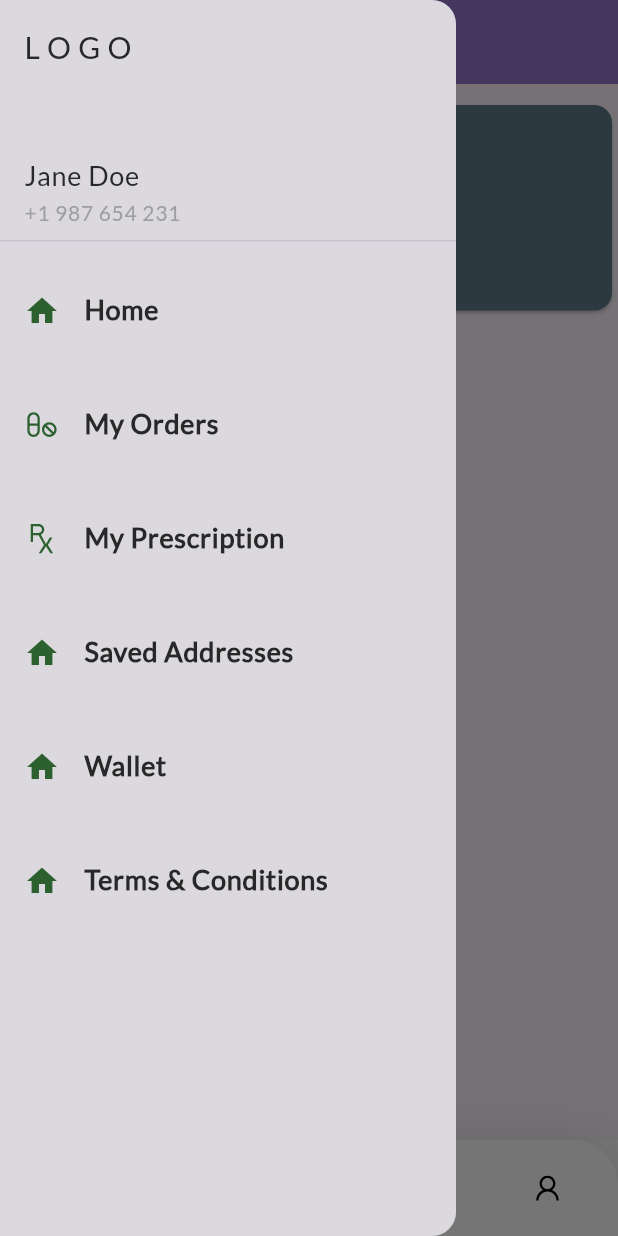
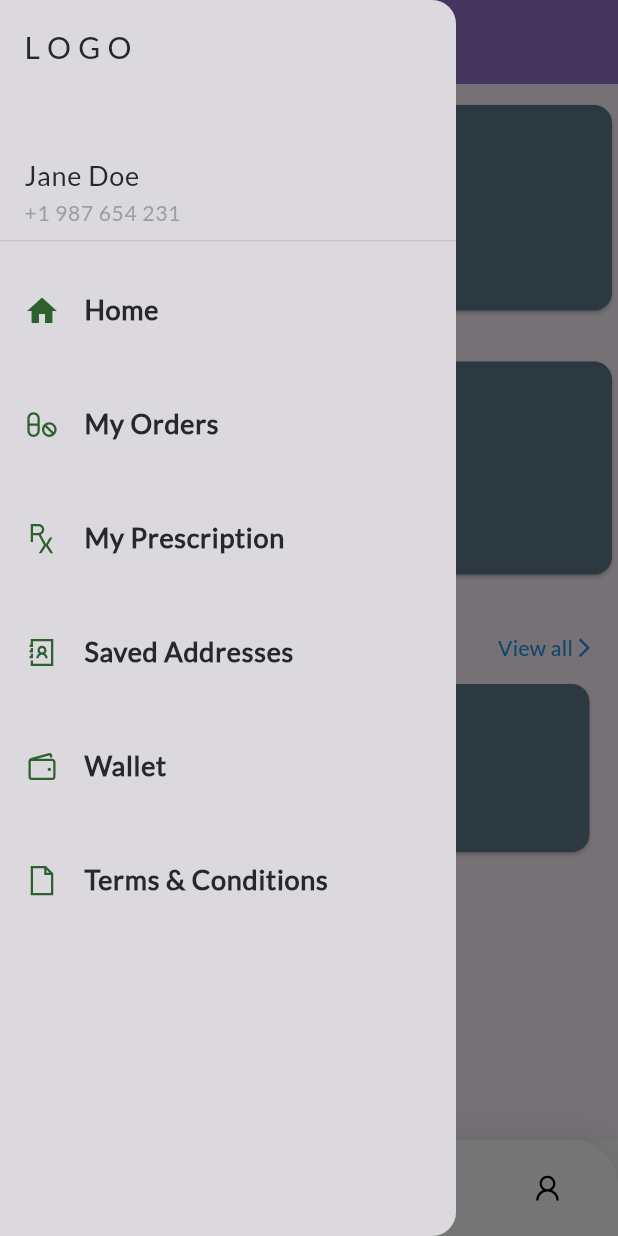
Before and after one commit to caxtonmbuvi/Hospital, a Flutter app: the LandingPage screen opened by its route, with the side drawer open, on a phone screen of 412 x 824 dp. Run offline on Flutter 3.47's test engine with Material 3 defaults, Android fonts, the phone set to English and light mode, and no system bars; drawn by our look-alikes of google_nav_bar; our stand-ins replace flutter_bloc, line_icons, readmore.

Commit message:
first commit

```diff
--- a/lib/exports.dart
+++ b/lib/exports.dart
@@ -18,3 +18,4 @@ export 'features/home/home.dart';
 export '../../gen/fonts.gen.dart';
 export 'general/widgets/apptext.dart';
 export 'general/widgets/nav_drawer.dart';
+export '../features/prescriptions/ui/prescription_detail.dart';
--- a/lib/features/home/home.dart
+++ b/lib/features/home/home.dart
@@ -1,6 +1,8 @@
 import 'dart:async';
 
 import 'package:flutter/material.dart';
+import 'package:hospital/exports.dart';
+import 'package:hospital/general/widgets/apptext.dart';
 
 class HomeScreen extends StatefulWidget {
   const HomeScreen({super.key});
@@ -9,7 +11,7 @@ class HomeScreen extends StatefulWidget {
   State<HomeScreen> createState() => _HomeScreenState();
 }
 
-class _HomeScreenState extends State<HomeScreen> with TickerProviderStateMixin{
+class _HomeScreenState extends State<HomeScreen> with TickerProviderStateMixin {
   late PageController _pageController;
   late Timer _timer;
   int currentindex = 0;
@@ -47,6 +49,7 @@ class _HomeScreenState extends State<HomeScreen> with TickerProviderStateMixin{
     _pageController.dispose();
     super.dispose();
   }
+
   @override
   Widget build(BuildContext context) {
     return Scaffold(
@@ -71,7 +74,7 @@ class _HomeScreenState extends State<HomeScreen> with TickerProviderStateMixin{
                         setState(() {});
                       },
                       itemBuilder: (context, index) {
-                        return Container(
+                        return const SizedBox(
                           height: 300,
                           child: Card(
                             color: Colors.blueGrey,
@@ -91,6 +94,64 @@ class _HomeScreenState extends State<HomeScreen> with TickerProviderStateMixin{
                 ],
               ),
             ),
+            const SizedBox(
+              height: 10,
+            ),
+            SizedBox(
+                  width: MediaQuery.sizeOf(context).width,
+                  height: 150,
+                  child: const Card(
+                    color: Colors.blueGrey,
+                  ),
+                ),
+            Padding(
+              padding: const EdgeInsets.all(15),
+              child: Column(
+                crossAxisAlignment: CrossAxisAlignment.start,
+                children: [
+
+                  const SizedBox(
+                    height: 20,
+                  ),
+                  Row(
+                    mainAxisAlignment: MainAxisAlignment.spaceBetween,
+                    children: [
+                      AppText.text('Health Category'),
+                      Row(
+                        children: [
+                          AppText.text('View all', color: Colors.blue,),
+                          const Icon(
+                            Icons.arrow_forward_ios,
+                            size: 15,
+                            color: Colors.blue,
+                          ),
+                        ],
+                      )
+                    ],
+                  ),
+                  const SizedBox(height: 10,),
+                  GridView.builder(
+                    shrinkWrap: true,
+                    physics: const NeverScrollableScrollPhysics(),
+                    itemCount: 3,
+                    gridDelegate: const SliverGridDelegateWithFixedCrossAxisCount(
+                        crossAxisCount: 3,
+                        childAspectRatio: 1.0,
+                        crossAxisSpacing: 10,
+                        mainAxisSpacing: 10,
+                        mainAxisExtent: 120.0),
+                    itemBuilder: (context, index) {
+                      return GestureDetector(
+                        onTap: () => Navigator.pushNamed(context, Routes.singlePrescription),
+                        child: Card(
+                          color: Colors.blueGrey,
+                        ),
+                      );
+                    },
+                  ),
+                ],
+              ),
+            )
           ],
         ),
       ),
--- a/lib/gen/assets.gen.dart
+++ b/lib/gen/assets.gen.dart
@@ -16,6 +16,10 @@ class $AssetsImagesGen {
   AssetGenImage get doctorBag =>
       const AssetGenImage('assets/images/doctor_bag.png');
 
+  /// File path: assets/images/hospital.png
+  AssetGenImage get hospital =>
+      const AssetGenImage('assets/images/hospital.png');
+
   /// File path: assets/images/medical_result.png
   AssetGenImage get medicalResult =>
       const AssetGenImage('assets/images/medical_result.png');
@@ -33,7 +37,7 @@ class $AssetsImagesGen {
 
   /// List of all assets
   List<AssetGenImage> get values =>
-      [doctorBag, medicalResult, medicine, stethoscope, surgeon];
+      [doctorBag, hospital, medicalResult, medicine, stethoscope, surgeon];
 }
 
 class Assets {
--- a/lib/general/widgets/nav_drawer.dart
+++ b/lib/general/widgets/nav_drawer.dart
@@ -1,5 +1,3 @@
-
-
 import '../../exports.dart';
 
 class NavDrawer extends StatelessWidget {
@@ -19,53 +17,103 @@ class NavDrawer extends StatelessWidget {
               mainAxisAlignment: MainAxisAlignment.center,
               crossAxisAlignment: CrossAxisAlignment.start,
               children: [
-                  AppText.text('L O G O', fontSize: 20,),
+                AppText.text(
+                  'L O G O',
+                  fontSize: 20,
+                ),
                 const Spacer(),
-                  AppText.text('Jane Doe', fontSize: 18,),
-                  AppText.text('+1 987 654 231', color: Colors.grey,)
+                AppText.text(
+                  'Jane Doe',
+                  fontSize: 18,
+                ),
+                AppText.text(
+                  '+1 987 654 231',
+                  color: Colors.grey,
+                )
               ],
-              )
-            ),
+            )),
             Padding(
               padding: const EdgeInsets.symmetric(vertical: 10),
               child: ListTile(
-                leading: Icon(Icons.home, color: const Color.fromARGB(255, 44, 96, 46),),
-                title: AppText.text('Home', fontSize: 18, fontWeight: FontWeight.bold,),
+                leading: const Icon(
+                  Icons.home,
+                  color: Color.fromARGB(255, 44, 96, 46),
+                ),
+                title: AppText.text(
+                  'Home',
+                  fontSize: 18,
+                  fontWeight: FontWeight.bold,
+                ),
               ),
             ),
             Padding(
               padding: const EdgeInsets.symmetric(vertical: 10),
               child: ListTile(
-                leading: Icon(LineIcons.pills, color: const Color.fromARGB(255, 44, 96, 46),),
-                title: AppText.text('My Orders', fontSize: 18, fontWeight: FontWeight.bold,),
+                leading: const Icon(
+                  LineIcons.pills,
+                  color: Color.fromARGB(255, 44, 96, 46),
+                ),
+                title: AppText.text(
+                  'My Orders',
+                  fontSize: 18,
+                  fontWeight: FontWeight.bold,
+                ),
               ),
             ),
             Padding(
               padding: const EdgeInsets.symmetric(vertical: 10),
               child: ListTile(
-                leading: Icon(LineIcons.prescription, color: const Color.fromARGB(255, 44, 96, 46),),
-                title: AppText.text('My Prescription', fontSize: 18, fontWeight: FontWeight.bold,),
+                leading: const Icon(
+                  LineIcons.prescription,
+                  color: Color.fromARGB(255, 44, 96, 46),
+                ),
+                title: AppText.text(
+                  'My Prescription',
+                  fontSize: 18,
+                  fontWeight: FontWeight.bold,
+                ),
               ),
             ),
             Padding(
               padding: const EdgeInsets.symmetric(vertical: 10),
               child: ListTile(
-                leading: Icon(Icons.home, color: const Color.fromARGB(255, 44, 96, 46),),
-                title: AppText.text('Saved Addresses', fontSize: 18, fontWeight: FontWeight.bold,),
+                leading: const Icon(
+                  LineIcons.addressBook,
+                  color: Color.fromARGB(255, 44, 96, 46),
+                ),
+                title: AppText.text(
+                  'Saved Addresses',
+                  fontSize: 18,
+                  fontWeight: FontWeight.bold,
+                ),
               ),
             ),
             Padding(
               padding: const EdgeInsets.symmetric(vertical: 10),
               child: ListTile(
-                leading: Icon(Icons.home, color: const Color.fromARGB(255, 44, 96, 46),),
-                title: AppText.text('Wallet', fontSize: 18, fontWeight: FontWeight.bold,),
+                leading: const Icon(
+                  LineIcons.wallet,
+                  color: Color.fromARGB(255, 44, 96, 46),
+                ),
+                title: AppText.text(
+                  'Wallet',
+                  fontSize: 18,
+                  fontWeight: FontWeight.bold,
+                ),
               ),
             ),
             Padding(
               padding: const EdgeInsets.symmetric(vertical: 10),
               child: ListTile(
-                leading: Icon(Icons.home, color: const Color.fromARGB(255, 44, 96, 46),),
-                title: AppText.text('Terms & Conditions', fontSize: 18, fontWeight: FontWeight.bold,),
+                leading: const Icon(
+                  LineIcons.file,
+                  color: Color.fromARGB(255, 44, 96, 46),
+                ),
+                title: AppText.text(
+                  'Terms & Conditions',
+                  fontSize: 18,
+                  fontWeight: FontWeight.bold,
+                ),
               ),
             ),
           ],
--- a/lib/routes/app_routes.dart
+++ b/lib/routes/app_routes.dart
@@ -10,5 +10,6 @@ class AppRoutes {
     Routes.register: (context) => const RegisterScreen(),
     Routes.forgot_password: (context) => const ForgotPasswordScreen(),
     Routes.login: (context) => const LoginScreen(),
+    Routes.singlePrescription: (context) => const SinglePrescription(),
   };
 }
--- a/lib/routes/routes.dart
+++ b/lib/routes/routes.dart
@@ -1,4 +1,3 @@
-
 class Routes {
   static const String auth = '/auth';
   static const String splash = '/splash';
@@ -6,4 +5,5 @@ class Routes {
   static const String register = '/register';
   static const String login = '/login';
   static const String forgot_password = '/forgotpassword';
+  static const String singlePrescription = '/singlePrescription';
 }
--- a/pubspec.yaml
+++ b/pubspec.yaml
@@ -21,6 +21,7 @@ dependencies:
   flutter_bloc: ^8.1.5
   google_nav_bar: ^5.0.6
   line_icons: ^2.0.3
+  readmore: ^3.0.0
 
 dev_dependencies:
   flutter_test:
```
Also changed, not shown: lib/features/prescriptions/ui/prescription_detail.dart (added, +174 -0 lines), lib/general/widgets/readmore.dart (added, +25 -0 lines), assets/images/hospital.png (added), lib/features/prescriptions/ui/all_prescriptions.dart (added), pubspec.lock. Lines whose indentation alone changed are shown as unchanged.
